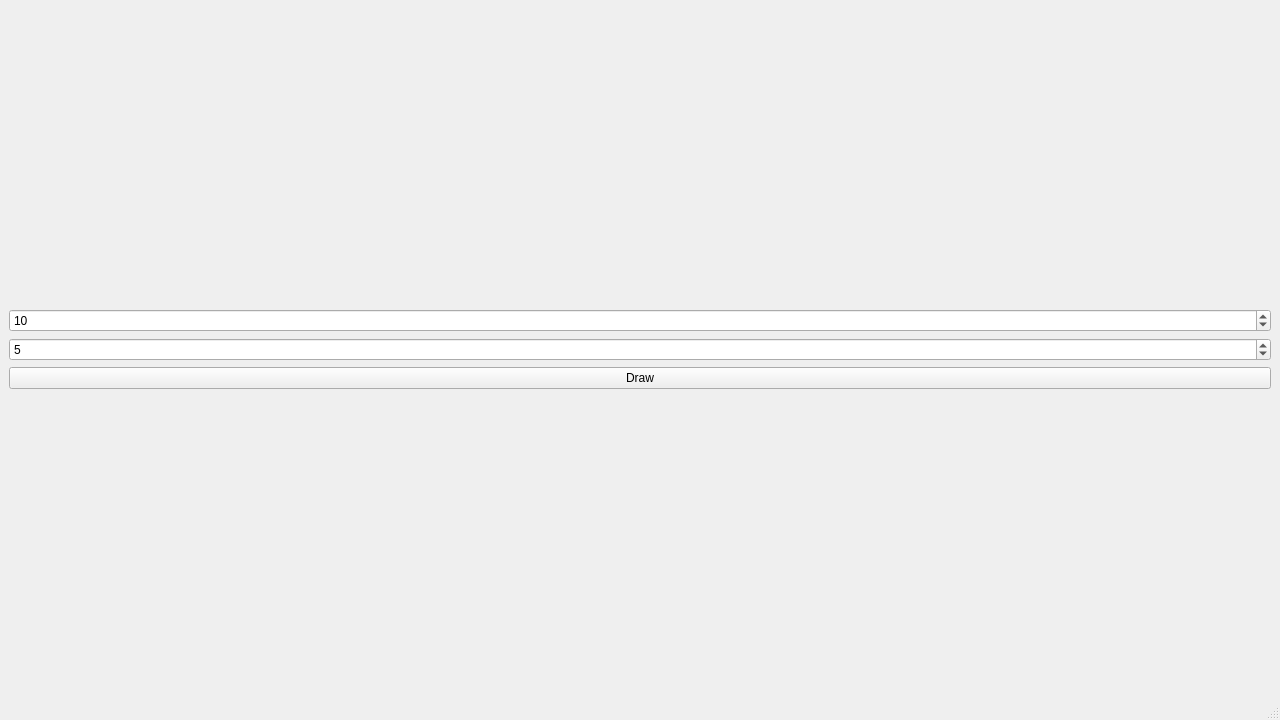
Qt form course_proj/ui/mainwindow.ui (muji40k/computer_graphics) before a commit.
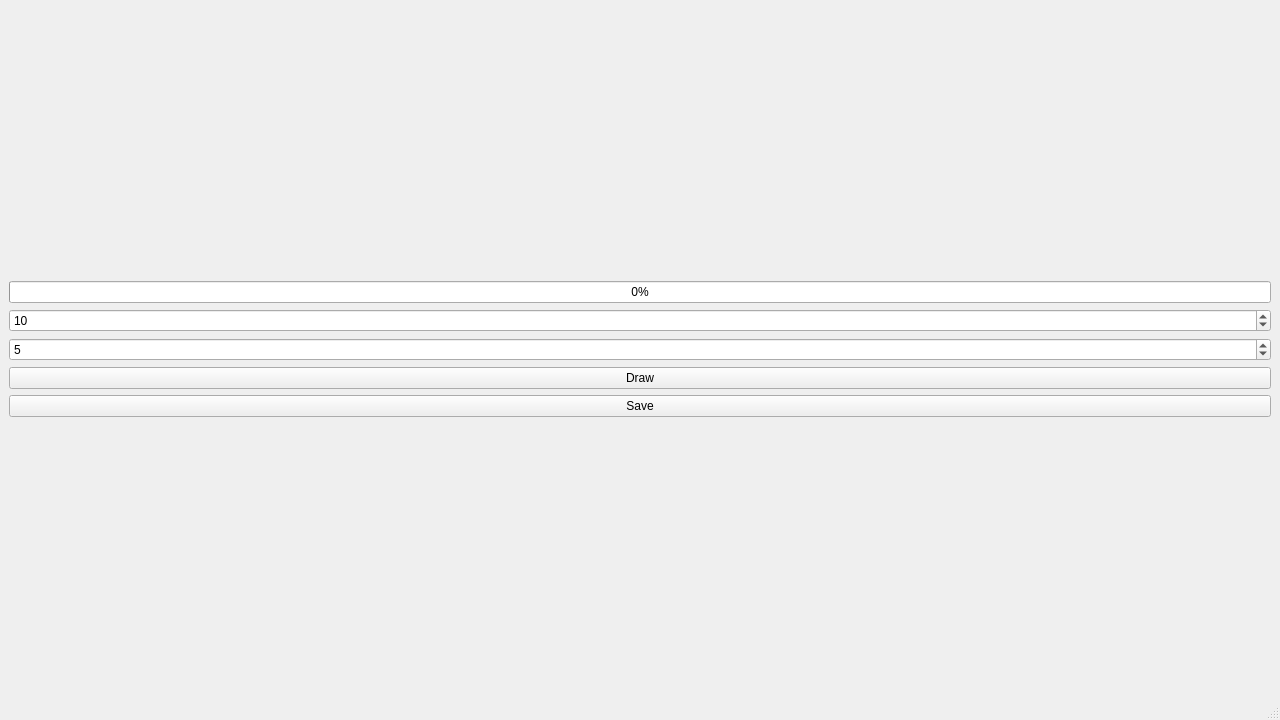
The same form after that commit.

Patch:
```diff
--- a/course_proj/ui/mainwindow.ui
+++ b/course_proj/ui/mainwindow.ui
@@ -17,6 +17,16 @@
    <layout class="QVBoxLayout" name="verticalLayout_2">
     <item>
      <layout class="QVBoxLayout" name="verticalLayout">
+      <item>
+       <widget class="QProgressBar" name="progressBar">
+        <property name="enabled">
+         <bool>true</bool>
+        </property>
+        <property name="value">
+         <number>0</number>
+        </property>
+       </widget>
+      </item>
       <item>
        <widget class="QSpinBox" name="spinBox_threads">
         <property name="minimum">
@@ -44,6 +54,13 @@
         </property>
        </widget>
       </item>
+      <item>
+       <widget class="QPushButton" name="pushButton_save">
+        <property name="text">
+         <string>Save</string>
+        </property>
+       </widget>
+      </item>
      </layout>
     </item>
    </layout>
```
